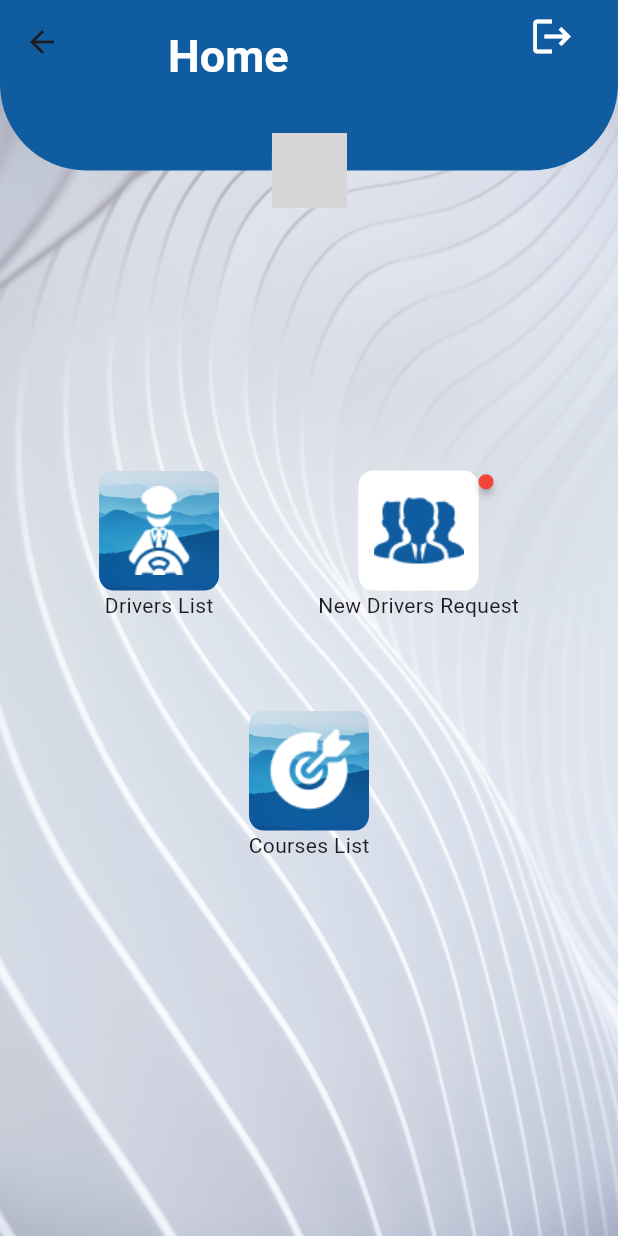
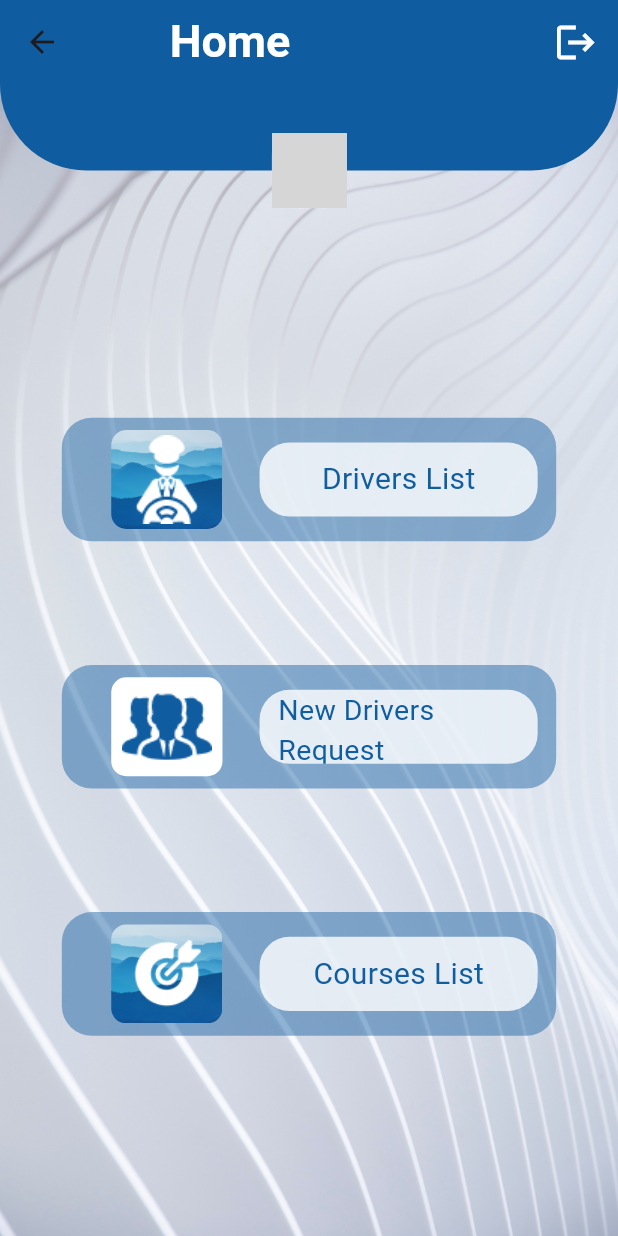
Before and after one commit to mbarek2002/agence-de-tranport, a Flutter app: the HomeScreen screen opened directly, on a phone screen of 412 x 824 dp. Run offline on Flutter 3.47's test engine with Material 2 defaults, Android fonts, the phone set to English and light mode, and no system bars; drawn by our look-alikes of badges; our stand-ins replace animated_splash_screen, cloud_firestore, file_picker, firebase_auth, firebase_core, firebase_database and 7 more; missing offline and left inert: flutter_downloader, flutter_excel, syncfusion_flutter_pdfviewer, wc_form_validators; accounts and stored records are empty; network calls fail; Roboto replaces fonts that are missing (Georgia); grey boxes are pictures that could not be loaded.

Commit message:
home page adjusted

```diff
--- a/lib/models/rowData.dart
+++ b/lib/models/rowData.dart
@@ -22,8 +22,8 @@ class rowdata {
       'lastName': lastName,
       'phoneNum': phoneNum,
       "state": state,
-      "collieNumber":collieNumber,
-      "passengersNumber":passengersNumber
+      "requestedCollies":collieNumber,
+      "requestedPassengers":passengersNumber
     };
   }
 }
--- a/lib/view/drivers_list/driver_list_screen.dart
+++ b/lib/view/drivers_list/driver_list_screen.dart
@@ -286,7 +286,7 @@ class _DriversListScreenState extends State<DriversListScreen> {
                                                                         if(driversController.filteredList[index].moreImage1!="")FirebaseStorage.instance.refFromURL(driversController.filteredList[index].moreImage1!).delete();
                                                                         if(driversController.filteredList[index].moreImage2!="")FirebaseStorage.instance.refFromURL(driversController.filteredList[index].moreImage2!).delete();
                                                                         if(driversController.filteredList[index].moreImage3!="")FirebaseStorage.instance.refFromURL(driversController.filteredList[index].moreImage3!).delete();
-                                                                        driversController.delete_driver(driversController.filteredList[index].id!);
+                                                                        driversController.delete_driver(driversController.filteredList[index]);
                                                                         driversController.fetchDrivers();
                                                                         Navigator.pop(context);
                                                                       },
--- a/lib/view/home/home_screen.dart
+++ b/lib/view/home/home_screen.dart
@@ -43,10 +43,8 @@ class _HomeScreenState extends State<HomeScreen> {
       appBar: AppBar(
         actions: [
            Padding(
-             padding: const EdgeInsets.only(right: 20),
+             padding:  EdgeInsets.only(right: MediaQuery.of(context).size.width*0.01),
              child:
-                 Column(
-                   children: [
                  IconButton(
                      onPressed: (){
                    LoginController().signAdminOut();
@@ -55,15 +53,12 @@ class _HomeScreenState extends State<HomeScreen> {
                    Get.offAll(()=>LogInScreen());
                  }
                  ,icon: Icon(Icons.logout,color: Colors.white,size: 30,),),
-                   ],
-                 ),
            ),
         ],
         backgroundColor: Color(0xFF0F5CA0),
         title: Padding(
           padding:  EdgeInsets.only(
-              top:20,
-              left: 40
+              left:  MediaQuery.of(context).size.width*0.1
           ),
           child: Text(tHome,style: TextStyle(
               fontSize: 30,
@@ -98,20 +93,34 @@ class _HomeScreenState extends State<HomeScreen> {
                     ),
                     ),
                     ),
-                SizedBox(height: 200,),
-                Row(
-                  mainAxisAlignment: MainAxisAlignment.spaceEvenly,
+                SizedBox(height:  MediaQuery.of(context).size.height*0.2,),
+                Container(
+                  height: MediaQuery.of(context).size.height*0.5,
+                  width: MediaQuery.of(context).size.width,
+                  child: Column(
+                    mainAxisAlignment: MainAxisAlignment.spaceBetween,
                     children: [
-                    Column(
-                      children: [
-                        SizedBox(
-                        width: 80,
-                        height: 80,
-                          child: GestureDetector(
+                      GestureDetector(
                         onTap: (){
                           Get.to(()=>DriversListScreen());
                         },
                         child: Container(
+                          height: MediaQuery.of(context).size.height*0.1,
+                          width: MediaQuery.of(context).size.width*0.8,
+                          decoration: BoxDecoration(
+                            color: Color(0xFF0F5CA0).withOpacity(0.45),
+                            borderRadius: BorderRadius.circular(20)
+                          ),
+                          child: Row(
+                            mainAxisAlignment: MainAxisAlignment.spaceAround  ,
+                            children: [
+                              Padding(
+                                padding:  EdgeInsets.only(
+                                    left:MediaQuery.of(context).size.width*0.05
+                                ),
+                                child: Container(
+                                    height: MediaQuery.of(context).size.height*0.08,
+                                    width: MediaQuery.of(context).size.width*0.18,
                                   decoration: BoxDecoration(
                                   borderRadius: BorderRadius.all(Radius.circular(10)),
                                   image: DecorationImage(
@@ -128,23 +137,56 @@ class _HomeScreenState extends State<HomeScreen> {
                                   AssetImage("assets/icons/driver.png"))))
                                 ),
                               ),
+                              Container(
+                                  height: MediaQuery.of(context).size.height*0.06,
+                                  width: MediaQuery.of(context).size.width*0.45,
+                                  decoration: BoxDecoration(
+                                    color: Colors.white.withOpacity(0.8),
+                                    borderRadius: BorderRadius.circular(20)
                                   ),
-                        Text('Drivers List')
+                                  child: Center(
+                                      child: Text(
+                                      'Drivers List',
+                                        style: TextStyle(
+                                          color: Color(0xFF105EA0),
+                                          fontSize: 20,
+                                            fontFamily: "Georgia"
+
+                                        ),
+                                      ))
+                              )
                             ],
                           ),
-                    Column(
+                        ),
+                      ),
+                      GestureDetector(
+                        onTap: (){
+                          Get.to(()=>NotificationNewDrivers());
+                        },
+                        child: Container(
+                          height: MediaQuery.of(context).size.height*0.1,
+                          width: MediaQuery.of(context).size.width*0.8,
+                          decoration: BoxDecoration(
+                              color: Color(0xFF0F5CA0).withOpacity(0.45),
+                              borderRadius: BorderRadius.circular(20)
+                          ),
+                          child: Row(
+                            mainAxisAlignment: MainAxisAlignment.spaceAround,
                             children: [
-                        badges.Badge(
-                          badgeContent: Text(''),
-                          child: SizedBox(
-                            width: 80,
-                            height: 80,
+                              // badges.Badge(
+                              //   badgeContent: Text(''),
+                              //   child:
+                                Padding(
+                                  padding:  EdgeInsets.only(
+                                      left:MediaQuery.of(context).size.width*0.05
+                                  ),
                                   child: Container(
+                                    height: MediaQuery.of(context).size.height*0.08,
+                                    width: MediaQuery.of(context).size.width*0.18,
                                     decoration: BoxDecoration(
                                         borderRadius: BorderRadius.all(Radius.circular(10)),
                                       color: Colors.white
                                     ),
-                              child: GestureDetector(
                                     child: Container(
                                     decoration: BoxDecoration(
                                     image: DecorationImage(
@@ -154,48 +196,54 @@ class _HomeScreenState extends State<HomeScreen> {
                                     )
                                     ),
                                     ),
-                                onTap: (){
-                                  Get.to(()=>NotificationNewDrivers());
-                                },
+                                  ),
+                                ),
+                              // ),
+                              Container(
+                                  height: MediaQuery.of(context).size.height*0.06,
+                                  width: MediaQuery.of(context).size.width*0.45,
+                                  decoration: BoxDecoration(
+                                      color: Colors.white.withOpacity(0.8),
+                                      borderRadius: BorderRadius.circular(20)
+                                  ),
+                                  child: Center(
+                                      child: Padding(
+                                        padding:  EdgeInsets.only(left:MediaQuery.of(context).size.width*0.03),
+                                        child: Text(
+                                          'New Drivers Request',
+                                          style: TextStyle(
+                                              color: Color(0xFF105EA0),
+                                              fontSize: 19,
+                                            fontFamily: "Georgia"
+                                          ),
+                                        ),
+                                      ))
+                              ),
+                            ],
                           ),
                         ),
                       ),
-                        ),
-                        Text('New Drivers Request')
-                      ],
-                    )
-                  ],
-                ),
-                SizedBox(height: 60,),
-                Row(
-                  mainAxisAlignment: MainAxisAlignment.spaceEvenly,
-                  children: [
-                    // GestureDetector(
-                    //   child: SizedBox(
-                    //       width: 80,
-                    //       height: 80,
-                    //       child: Container(
-                    //         decoration: BoxDecoration(
-                    //             borderRadius: BorderRadius.all(Radius.circular(10)),
-                    //             color: Colors.white,
-                    //           // image: DecorationImage(
-                    //           //   image: AssetImage("assets/icons/care-request-reviewer.png")
-                    //           // )
-                    //         ),
-                    //         child: Icon(Icons.calendar_month_outlined,size: 60,color: Color(0xFF0F5CA0),),
-                    //       ),
-                    //     ),
-                    // ),
-                    Column(
-                      children: [
-                        SizedBox(
-                          width: 80,
-                          height: 80,
-                          child: GestureDetector(
+                      GestureDetector(
                         onTap: (){
                           Get.to(()=>CoursesListSceen());
                         },
                         child: Container(
+                          height: MediaQuery.of(context).size.height*0.1,
+                          width: MediaQuery.of(context).size.width*0.8,
+                          decoration: BoxDecoration(
+                              color: Color(0xFF0F5CA0).withOpacity(0.45),
+                              borderRadius: BorderRadius.circular(20)
+                          ),
+                          child: Row(
+                            mainAxisAlignment: MainAxisAlignment.spaceAround,
+                            children: [
+                              Padding(
+                                padding:  EdgeInsets.only(
+                                    left:MediaQuery.of(context).size.width*0.05
+                                ),
+                                child: Container(
+                                  height: MediaQuery.of(context).size.height*0.08,
+                                  width: MediaQuery.of(context).size.width*0.18,
                                   decoration: BoxDecoration(
                                       borderRadius: BorderRadius.all(Radius.circular(10)),
                                       image: DecorationImage(
@@ -215,12 +263,33 @@ class _HomeScreenState extends State<HomeScreen> {
                                   ),
                                 ),
                               ),
+                              Container(
+                                  height: MediaQuery.of(context).size.height*0.06,
+                                  width: MediaQuery.of(context).size.width*0.45,
+                                  decoration: BoxDecoration(
+                                      color: Colors.white.withOpacity(0.8),
+                                      borderRadius: BorderRadius.circular(20)
                                   ),
-                        Text('Courses List')
-                      ],
+                                  child: Center(
+                                      child: Text(
+                                        'Courses List',
+                                        style: TextStyle(
+                                            color: Color(0xFF105EA0),
+                                            fontSize: 20,
+                                            fontFamily: "Georgia"
+                                        ),
+                                      ))
                               ),
                             ],
                           ),
+                        ),
+                      ),
+
+                    ],
+                  ),
+                ),
+                SizedBox(height: 60,),
+
                   ],
             ),
           ),
--- a/lib/view/notification_new_driver_screen/consult_notification_new_driver_images.dart
+++ b/lib/view/notification_new_driver_screen/consult_notification_new_driver_images.dart
@@ -821,10 +821,7 @@ class _ConsultNotiNewDriversImagesState extends State<ConsultNotiNewDriversImage
                                 SizedBox(width: 20,),
                                 GestureDetector(
                                   onTap: ()async{
-
-                                    notificationNewDriverController.notiDrivers.doc(widget.record.id).update({"valid":true});
-
-                                    controller.add_driver(
+                                    await controller.add_driver(
                                         DriverModel(
                                             driverImage: widget.record.driverImage,
                                             firstName: widget.record.firstName.capitalize.toString(),
@@ -846,6 +843,7 @@ class _ConsultNotiNewDriversImagesState extends State<ConsultNotiNewDriversImage
                                         )
                                     ).then((value) {
                                       // Get.offAll(() => HomeScreen())
+                                      notificationNewDriverController.notiDrivers.doc(widget.record.id).update({"valid":true});
                                       Get.back();
                                       Get.back();
                                     }
```
Also changed, not shown: lib/controllers/courses/courses_controller.dart (+9 -11 lines), lib/controllers/driver_list/drivers_controller.dart (+98 -26 lines), lib/view/drivers_list/edit_driver.dart (+6 -4 lines). Lines whose indentation alone changed are shown as unchanged.
